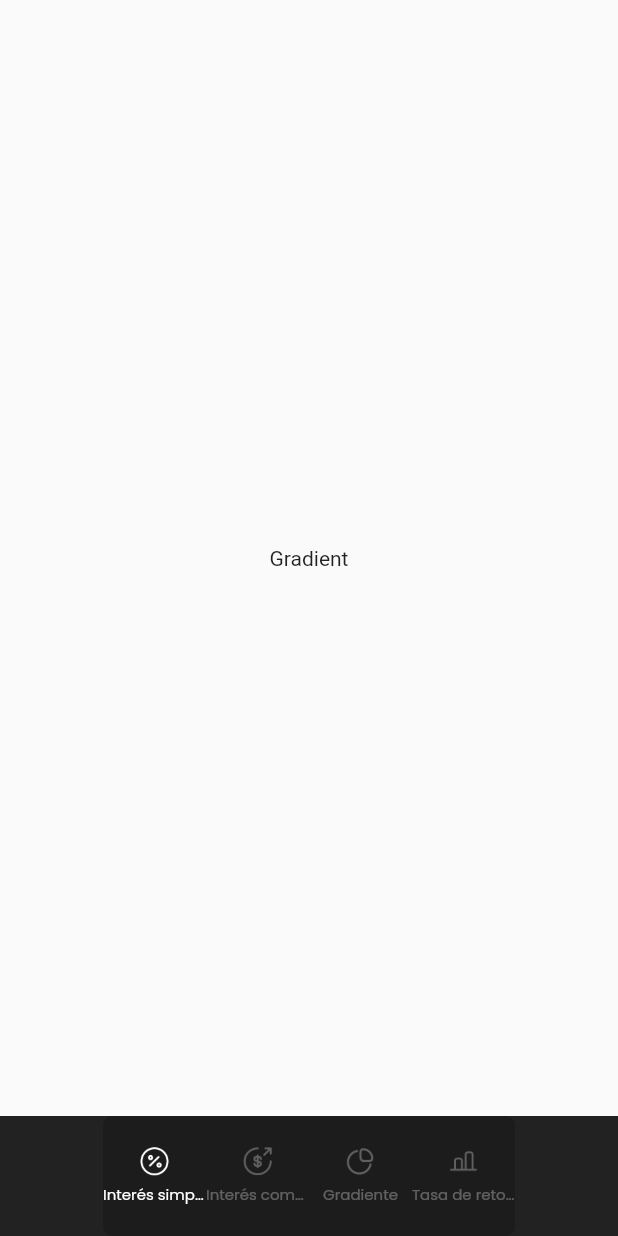
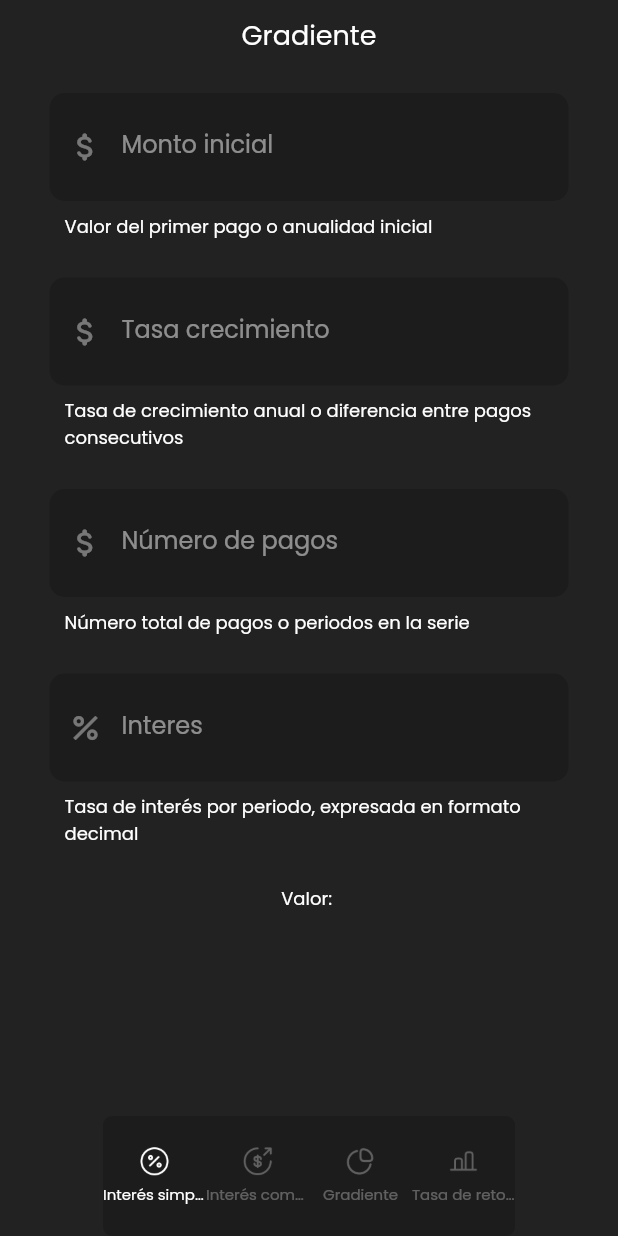
Before and after one commit to Ricarsur/Calculadora_IE, a Flutter app: the screen it shows after launch, swiped to page 3, on a phone screen of 412 x 824 dp. Run offline on Flutter 3.47's test engine with Material 2 defaults, Android fonts, the phone set to English and light mode, and no system bars; our stand-ins replace google_fonts, syncfusion_flutter_datepicker.

Commit message:
Gradient

```diff
--- a/calculadora/lib/interface/pages/compuesto/compuesto.dart
+++ b/calculadora/lib/interface/pages/compuesto/compuesto.dart
@@ -2,5 +2,5 @@ export 'package:calculadora/constants/color.dart';
 export 'package:flutter/material.dart';
 export 'package:google_fonts/google_fonts.dart';
 export '../../../models/interes_compuesto.dart';
-export 'widget/interes_rate_input.dart';
+export '../../widgets/interes_rate_input.dart';
 export 'widget/times_dropdown.dart';
--- /dev/null
+++ b/calculadora/lib/interface/pages/gradiente/gradiente.dart
@@ -0,0 +1,4 @@
+export 'package:calculadora/constants/color.dart';
+export 'package:calculadora/interface/pages/compuesto/compuesto.dart';
+export 'package:flutter/material.dart';
+export 'package:google_fonts/google_fonts.dart';
--- /dev/null
+++ b/calculadora/lib/interface/pages/gradiente/gradiente_financiero.dart
@@ -0,0 +1,101 @@
+import 'gradiente.dart';
+
+class GradienteFinanciero extends StatelessWidget {
+  const GradienteFinanciero({super.key});
+
+  @override
+  Widget build(BuildContext context) {
+    final interesController = TextEditingController();
+    final montoController = TextEditingController();
+    final tasaCrecimientoController = TextEditingController();
+    return Scaffold(
+      backgroundColor: AppColor.background,
+      body: Container(
+        margin: const EdgeInsets.symmetric(horizontal: 33, vertical: 10),
+        child: ListView(
+          children: [
+            Column(
+              crossAxisAlignment: CrossAxisAlignment.center,
+              children: [
+                const TitleGradient(),
+                const SizedBox(height: 25),
+                GroupInput(
+                    montoController: montoController,
+                    tasaCrecimientoController: tasaCrecimientoController,
+                    interesController: interesController),
+                    const SizedBox(height: 25),
+                Text('Valor: ', style: GoogleFonts.poppins(color: AppColor.white, fontSize: 12))
+              ],
+            ),
+          ],
+        ),
+      ),
+    );
+  }
+}
+
+class GroupInput extends StatelessWidget {
+  const GroupInput({
+    super.key,
+    required this.montoController,
+    required this.tasaCrecimientoController,
+    required this.interesController,
+  });
+
+  final TextEditingController montoController;
+  final TextEditingController tasaCrecimientoController;
+  final TextEditingController interesController;
+
+  @override
+  Widget build(BuildContext context) {
+    return Column(
+      children: [
+        InterestRateInput(
+          textfieldType: TextfieldType.number,
+          helperText: "Valor del primer pago o anualidad inicial",
+          labelText: "Monto inicial",
+          icon: Icons.attach_money_rounded,
+          controller: montoController,
+        ),
+        const SizedBox(height: 25),
+        InterestRateInput(
+          textfieldType: TextfieldType.number,
+          helperText:
+              "Tasa de crecimiento anual o diferencia entre pagos consecutivos",
+          labelText: "Tasa crecimiento",
+          icon: Icons.attach_money_rounded,
+          controller: tasaCrecimientoController,
+        ),
+        const SizedBox(height: 25),
+        InterestRateInput(
+          textfieldType: TextfieldType.number,
+          labelText: "Número de pagos",
+          helperText: "Número total de pagos o periodos en la serie",
+          icon: Icons.attach_money_rounded,
+          controller: tasaCrecimientoController,
+        ),
+        const SizedBox(height: 25),
+        InterestRateInput(
+          textfieldType: TextfieldType.number,
+          helperText:
+              "Tasa de interés por periodo, expresada en formato decimal",
+          labelText: "Interes",
+          icon: Icons.percent,
+          controller: interesController,
+        ),
+      ],
+    );
+  }
+}
+
+class TitleGradient extends StatelessWidget {
+  const TitleGradient({
+    super.key,
+  });
+
+  @override
+  Widget build(BuildContext context) {
+    return Text("Gradiente",
+        style: GoogleFonts.poppins(color: AppColor.white, fontSize: 18));
+  }
+}
--- a/calculadora/lib/interface/pages/gradiente/gradientes.dart
+++ /dev/null
@@ -1,14 +0,0 @@
-import 'package:flutter/material.dart';
-
-class Gradiente extends StatelessWidget {
-  const Gradiente({super.key});
-
-  @override
-  Widget build(BuildContext context) {
-    return Scaffold(
-      body: Center(
-        child: Text('Gradient'),
-      ),
-    );
-  }
-}
--- a/calculadora/lib/interface/pages/home_page.dart
+++ b/calculadora/lib/interface/pages/home_page.dart
@@ -7,7 +7,7 @@ import 'package:google_fonts/google_fonts.dart';
 
 import '../../constants/color.dart';
 import '../widgets/bottom_menu_widget.dart';
-import 'gradiente/gradientes.dart';
+import 'gradiente/gradiente_financiero.dart';
 
 class HomePage extends StatefulWidget {
   const HomePage({super.key});
@@ -44,7 +44,7 @@ class _HomePageState extends State<HomePage> {
             child: PageView(
           physics: const NeverScrollableScrollPhysics(),
           controller: _pageController,
-          children: const [PageInteresSimple(), InteresCompuestoPage(), Gradiente(), Tir() ],
+          children: const [PageInteresSimple(), InteresCompuestoPage(), GradienteFinanciero(), Tir() ],
         )));
   }
 }
```
Also changed, not shown: calculadora/lib/interface/widgets/interes_rate_input.dart (renamed from calculadora/lib/interface/pages/compuesto/widget/interes_rate_input.dart).
